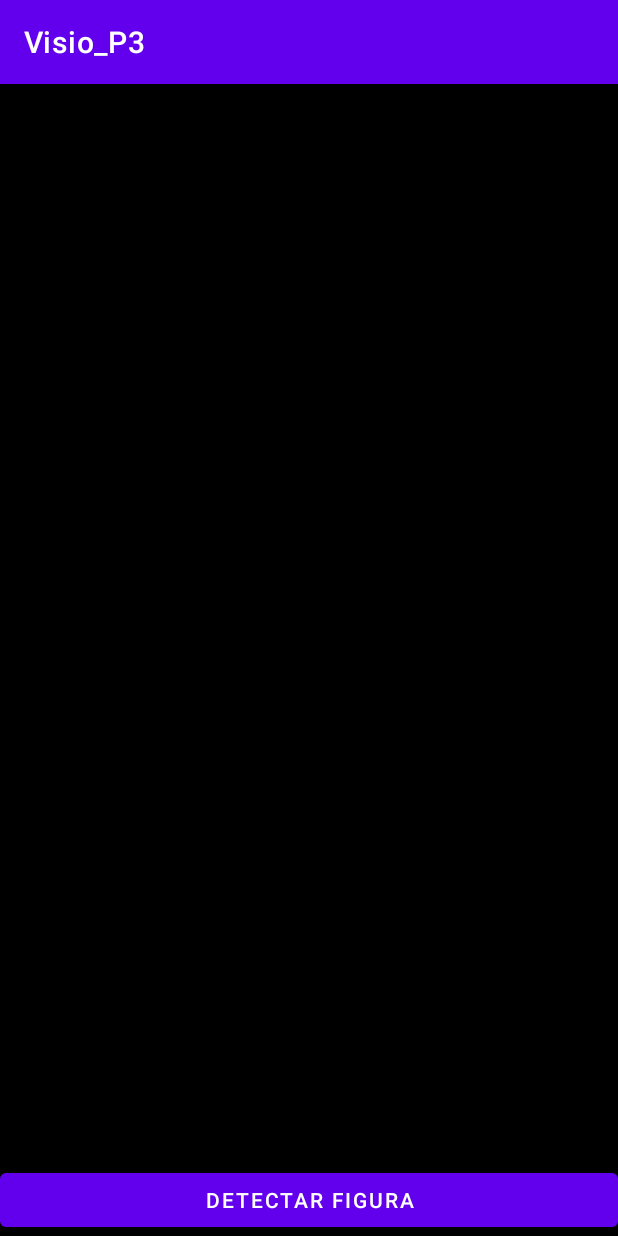
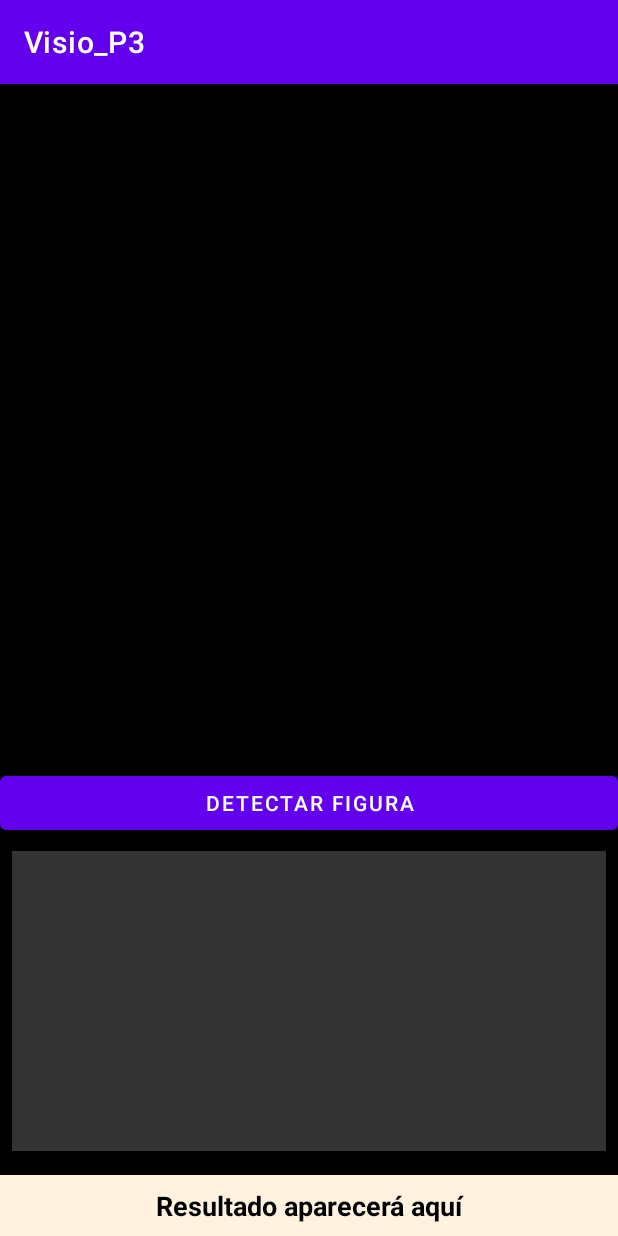
Before and after one commit to EduardoArce03/ShapeSignatureWithOpenCV_OnAndroidStudio, an Android app: the screen it shows after launch (MainActivity), on a phone screen of 412 x 824 dp. Run offline under Robolectric (Android 15) with nearby library versions, the phone set to English and light mode, and no system bars; 2 statements that could not run were skipped.

Commit message:
deteccion basica de figuras

```diff
--- a/app/src/main/cpp/CMakeLists.txt
+++ b/app/src/main/cpp/CMakeLists.txt
@@ -13,7 +13,8 @@ set_target_properties(opencv_java4 PROPERTIES
 
 # Crear tu biblioteca nativa
 add_library(native-lib SHARED
-        native-lib.cpp)
+        native-lib.cpp
+        hu_utils.cpp)
 
 # Encontrar librerías del sistema
 find_library(log-lib log)
--- a/app/src/main/java/com/example/visio_p3/MainActivity.java
+++ b/app/src/main/java/com/example/visio_p3/MainActivity.java
@@ -5,6 +5,7 @@ import androidx.appcompat.app.AppCompatActivity;
 import android.graphics.Bitmap;
 import android.os.Bundle;
 import android.widget.Button;
+import android.widget.ImageView;
 import android.widget.TextView;
 import android.widget.Toast;
 
@@ -14,28 +15,41 @@ public class MainActivity extends AppCompatActivity {
 
     // Used to load the 'visio_p3' library on application startup.
     static {
-        //System.loadLibrary("visio_p3");
         System.loadLibrary("opencv_java4");
         System.loadLibrary("native-lib");
     }
 
-    public native String detectarFigura(Bitmap bitmap);
+    private DrawingView drawingView;
+    private ImageView imgResultado;
+    private Button btnDetect;
+    private TextView txtResultado;
 
-    private ActivityMainBinding binding;
-    private DrawingView drawingView;
+    public native String detectarFigura(Bitmap bitmap, android.content.res.AssetManager assetManager);
+
+    public native void procesarYMostrar(Bitmap input, Bitmap output);
     @Override
     protected void onCreate(Bundle savedInstanceState) {
         super.onCreate(savedInstanceState);
+        setContentView(R.layout.activity_main); // ✅ NECESARIO antes de usar findViewById
+        txtResultado = findViewById(R.id.txtResultado);
 
-        setContentView(R.layout.activity_main);
         drawingView = findViewById(R.id.drawingView);
-        Button btnDetect = findViewById(R.id.btnDetect);
+        imgResultado = findViewById(R.id.imgResultado);
+        btnDetect = findViewById(R.id.btnDetect);
 
         btnDetect.setOnClickListener(v -> {
-            Bitmap bmp = drawingView.getBitmap();
-            String result = detectarFigura(bmp);
-            Toast.makeText(this, result, Toast.LENGTH_LONG).show();
+            Bitmap entrada = drawingView.getBitmap();
+            Bitmap salida = Bitmap.createBitmap(
+                    entrada.getWidth(), entrada.getHeight(), Bitmap.Config.ARGB_8888);
+
+            procesarYMostrar(entrada, salida);
+            imgResultado.setImageBitmap(salida);
+
+            // Mostrar resultado
+            String resultado = detectarFigura(entrada, getAssets());
+            txtResultado.setText(resultado); // <- O Toast.makeText(...) si prefieres
         });
+
     }
 
     /**
--- a/app/src/main/res/layout/activity_main.xml
+++ b/app/src/main/res/layout/activity_main.xml
@@ -1,14 +1,14 @@
 <?xml version="1.0" encoding="utf-8"?>
 <LinearLayout xmlns:android="http://schemas.android.com/apk/res/android"
-    android:orientation="vertical"
+    android:layout_width="match_parent"
+    android:layout_height="match_parent"
     android:background="#000000"
-    android:layout_width="match_parent"
-    android:layout_height="match_parent">
+    android:orientation="vertical">
 
     <com.example.visio_p3.DrawingView
         android:id="@+id/drawingView"
         android:layout_width="match_parent"
-        android:layout_height="0dp"
+        android:layout_height="470dp"
         android:layout_weight="1" />
 
     <Button
@@ -17,4 +17,24 @@
         android:layout_height="wrap_content"
         android:text="Detectar Figura" />
 
+    <ImageView
+        android:id="@+id/imgResultado"
+        android:layout_width="match_parent"
+        android:layout_height="200dp"
+        android:layout_margin="8dp"
+        android:background="#333"
+        android:scaleType="fitCenter" />
+    <TextView
+        android:id="@+id/txtResultado"
+        android:layout_width="match_parent"
+        android:layout_height="wrap_content"
+        android:text="Resultado aparecerá aquí"
+        android:textSize="18sp"
+        android:textStyle="bold"
+        android:textColor="#000000"
+        android:gravity="center"
+        android:padding="8dp"
+        android:background="#FFF3E0"
+        android:layout_marginTop="8dp" />
+
 </LinearLayout>
```
Also changed, not shown: app/build.gradle.kts (+7 -0 lines), 1 other file.
